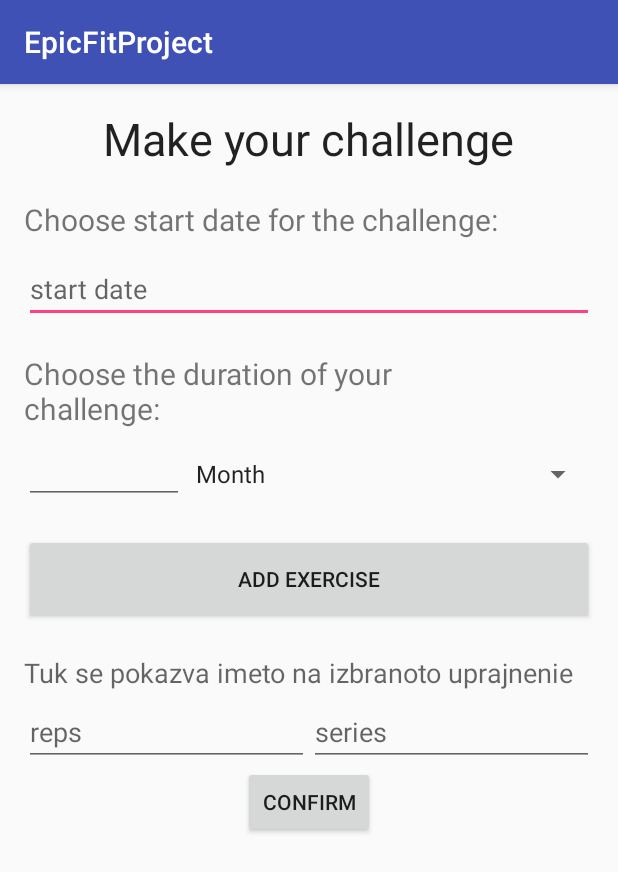
After one commit to NevenaIvet/EpicFit2, an Android app: the GoalActivity screen opened directly, with no data from a screen before it, on a phone screen of 412 x 824 dp. The commit adds this screen. Shown: the top 872 px of the screen. Run offline under Robolectric (Android 15) with nearby library versions, the phone set to English and light mode, and no system bars; 1 statement that could not run was skipped.

Commit message:
goal activity oop

```diff
--- a/app/src/main/AndroidManifest.xml
+++ b/app/src/main/AndroidManifest.xml
@@ -17,7 +17,8 @@
         </activity>
         <activity android:name=".RegisterActivity" />
         <activity android:name=".MainMenuActivity" />
-        <activity android:name=".ActivitiesActivity"></activity>
+        <activity android:name=".ActivitiesActivity" />
+        <activity android:name=".goal.GoalActivity"></activity>
     </application>
 
 </manifest>
--- a/app/src/main/java/com/example/user/epicfitproject/LogInActivity.java
+++ b/app/src/main/java/com/example/user/epicfitproject/LogInActivity.java
@@ -3,10 +3,12 @@ package com.example.user.epicfitproject;
 import android.content.Intent;
 import android.support.v7.app.AppCompatActivity;
 import android.os.Bundle;
+import android.util.Log;
 import android.view.View;
 import android.widget.Button;
 import android.widget.EditText;
 
+import com.example.user.epicfitproject.goal.GoalActivity;
 import com.example.user.epicfitproject.model.UsersManager;
 
 public class LogInActivity extends AppCompatActivity {
@@ -15,6 +17,7 @@ public class LogInActivity extends AppCompatActivity {
     private EditText password;
     private Button register;
     private Button login;
+
 
     @Override
     protected void onCreate(Bundle savedInstanceState) {
@@ -25,6 +28,7 @@ public class LogInActivity extends AppCompatActivity {
         password = (EditText) findViewById(R.id.password_login);
         register = (Button) findViewById(R.id.button_register);
         login = (Button) findViewById(R.id.button_login);
+
 
         register.setOnClickListener(new View.OnClickListener() {
             @Override
--- /dev/null
+++ b/app/src/main/java/com/example/user/epicfitproject/exercise/ActualExercise.java
@@ -0,0 +1,7 @@
+package com.example.user.epicfitproject.exercise;
+
+/**
+ * Created by user on 3.9.2016 г..
+ */
+public class ActualExercise {
+}
--- /dev/null
+++ b/app/src/main/java/com/example/user/epicfitproject/goal/Goal.java
@@ -0,0 +1,63 @@
+package com.example.user.epicfitproject.goal;
+
+import com.example.user.epicfitproject.exercise.ActualExercise;
+
+import java.util.Date;
+import java.util.Iterator;
+import java.util.List;
+
+import javax.xml.datatype.Duration;
+
+/**
+ * Created by user on 3.9.2016 г..
+ */
+public class Goal {
+
+    //defining the start date of our challenge
+    private Date startDate;
+    private Duration durationOfGoal;
+    private List<ActualExercise> exercises;
+
+    //when we define a start date in our activity we must set it to or variable startDate
+    public void setStartDate(Date startDate) {
+
+
+    }
+
+    //adding exercise to our challenge program
+    public void addExercise(ActualExercise e){
+        this.exercises.add(e);
+    }
+
+    public void removeExercise(ActualExercise e){
+        if(!exercises.isEmpty()){
+            if(exercises.contains(e)){
+                for(Iterator<ActualExercise> it = exercises.iterator(); it.hasNext();){
+                    ActualExercise toRemove = it.next();
+                    if(toRemove.equalsExercise(e)){
+                        it.remove();
+                        break;
+                    }
+                }
+            }
+        }
+    }
+    public void changeRepetitions(ActualExercise e ,int reps){
+        for(Iterator<ActualExercise> it = exercises.iterator();it.hasNext();){
+            ActualExercise toChange = it.next();
+            if(toChange.equalsExercise(e)){
+                toChange.setRepetitions(reps);
+            }
+
+        }
+    }
+    public void changeSets(ActualExercise e ,int sets){
+        for(Iterator<ActualExercise> it = exercises.iterator();it.hasNext();){
+            ActualExercise toChange = it.next();
+            if(toChange.equalsExercise(e)){
+                toChange.setSets(sets);
+            }
+
+        }
+    }
+}
--- /dev/null
+++ b/app/src/main/java/com/example/user/epicfitproject/goal/GoalActivity.java
@@ -0,0 +1,68 @@
+package com.example.user.epicfitproject.goal;
+
+import android.support.v7.app.AppCompatActivity;
+import android.os.Bundle;
+import android.view.View;
+import android.widget.AdapterView;
+import android.widget.ArrayAdapter;
+import android.widget.Button;
+import android.widget.CheckBox;
+import android.widget.EditText;
+import android.widget.Spinner;
+
+import com.example.user.epicfitproject.R;
+
+import java.util.ArrayList;
+
+public class GoalActivity extends AppCompatActivity {
+
+    //this variables are needed for the maded spinner
+    private Spinner periodTypeSp;
+    public static final String MONTH = "Month";
+    public static final String DAY = "Day";
+    public static final String YEAR = "Year";
+    private static boolean periodTypeFirstPick = true;
+
+    private EditText startDate;
+    private EditText duratioN;
+    private Button addEx;
+    private EditText reps;
+    private EditText series;
+    private Button confirm;
+
+    @Override
+    protected void onCreate(Bundle savedInstanceState) {
+        super.onCreate(savedInstanceState);
+        setContentView(R.layout.activity_goal);
+
+        periodTypeFirstPick = true;
+
+        periodTypeSp = (Spinner) findViewById(R.id.spinner_periodType);
+
+        ArrayList<String> periods = new ArrayList<>();
+        periods.add(MONTH);
+        periods.add(DAY);
+        periods.add(YEAR);
+
+        ArrayAdapter adapter = new ArrayAdapter(this, android.R.layout.simple_spinner_item,periods);
+        adapter.setDropDownViewResource(android.R.layout.simple_spinner_dropdown_item);
+        periodTypeSp.setAdapter(adapter);
+
+        periodTypeSp.setOnItemClickListener(new AdapterView.OnItemClickListener() {
+            @Override
+            public void onItemClick(AdapterView<?> adapterView, View view, int i, long l) {
+                periodTypeFirstPick = false;
+            }
+        });
+
+        startDate = (EditText) findViewById(R.id.startDateET);
+        duratioN = (EditText) findViewById(R.id.duration);
+        addEx = (Button) findViewById(R.id.button_addExercise);
+        reps = (EditText) findViewById(R.id.repsET);
+        series = (EditText) findViewById(R.id.seriesET);
+        confirm = (Button) findViewById(R.id.button_confirm);
+
+
+
+    }
+}
--- /dev/null
+++ b/app/src/main/res/layout/activity_goal.xml
@@ -0,0 +1,160 @@
+<?xml version="1.0" encoding="utf-8"?>
+<RelativeLayout xmlns:android="http://schemas.android.com/apk/res/android"
+    xmlns:tools="http://schemas.android.com/tools"
+    android:layout_width="match_parent"
+    android:layout_height="match_parent"
+    android:paddingBottom="@dimen/activity_vertical_margin"
+    android:paddingLeft="@dimen/activity_horizontal_margin"
+    android:paddingRight="@dimen/activity_horizontal_margin"
+    android:paddingTop="@dimen/activity_vertical_margin"
+    tools:context="com.example.user.epicfitproject.goal.GoalActivity">
+
+    <TextView
+        android:layout_width="wrap_content"
+        android:layout_height="wrap_content"
+        android:textAppearance="?android:attr/textAppearanceLarge"
+        android:text="Make your challenge"
+        android:textSize="30sp"
+        android:id="@+id/textView"
+        android:layout_alignParentTop="true"
+        android:layout_centerHorizontal="true" />
+
+    <LinearLayout
+        android:orientation="vertical"
+        android:layout_width="match_parent"
+        android:layout_height="match_parent"
+        android:layout_marginTop="20dp"
+        android:layout_centerHorizontal="true"
+        android:layout_below="@+id/textView">
+
+        <TextView
+            android:layout_width="wrap_content"
+            android:layout_height="wrap_content"
+            android:textAppearance="?android:attr/textAppearanceSmall"
+            android:text="Choose start date for the challenge:"
+            android:textSize="20sp"
+            android:id="@+id/textView2" />
+
+        <LinearLayout
+            android:orientation="horizontal"
+            android:layout_width="match_parent"
+            android:layout_marginTop="10dp"
+            android:layout_height="45dp"
+            android:layout_gravity="center_horizontal">
+
+
+            <EditText
+                android:layout_width="wrap_content"
+                android:layout_height="wrap_content"
+                android:inputType="date"
+                android:hint="start date"
+                android:ems="10"
+                android:id="@+id/startDateET"
+                android:layout_weight="1" />
+        </LinearLayout>
+
+        <TextView
+            android:layout_width="wrap_content"
+            android:layout_height="wrap_content"
+            android:textAppearance="?android:attr/textAppearanceSmall"
+            android:text="Choose the duration of your
+               challenge:"
+            android:textSize="20sp"
+            android:layout_marginTop="20dp"
+            android:id="@+id/textView3"
+            android:layout_gravity="center_horizontal" />
+
+        <LinearLayout
+            android:orientation="horizontal"
+            android:layout_width="match_parent"
+            android:layout_height="40dp"
+            android:layout_marginTop="10dp"
+            android:layout_gravity="center_horizontal">
+
+            <EditText
+                android:layout_width="wrap_content"
+                android:layout_height="wrap_content"
+                android:inputType="number"
+                android:ems="10"
+                android:id="@+id/duration"
+                android:layout_weight="1" />
+
+            <Spinner
+                android:layout_width="match_parent"
+                android:layout_height="match_parent"
+                android:id="@+id/spinner_periodType"
+                android:layout_weight="1"></Spinner>
+
+        </LinearLayout>
+
+        TextView
+            android:layout_width="wrap_content"
+            android:layout_height="wrap_content"
+            android:textAppearance="?android:attr/textAppearanceSmall"
+            android:text="The challenge ends on: "
+            android:textSize="20sp"
+            android:layout_marginTop="20dp"
+            android:id="@+id/textView4"
+            android:layout_gravity="center_horizontal" />
+
+        TextView
+            android:layout_width="wrap_content"
+            android:layout_height="wrap_content"
+            android:hint="tuk pokazva na koq data svurshva challenge-a"
+            android:layout_marginTop="10dp"
+            android:id="@+id/endDateText"
+            android:layout_gravity="center_horizontal" />
+
+        <Button
+            android:layout_width="match_parent"
+            android:layout_height="60dp"
+            android:text="Add exercise"
+            android:layout_marginTop="20dp"
+            android:id="@+id/button_addExercise"
+            android:layout_gravity="center_horizontal" />
+
+        <TextView
+            android:layout_width="wrap_content"
+            android:layout_height="wrap_content"
+            android:textAppearance="?android:attr/textAppearanceMedium"
+            android:layout_marginTop="20dp"
+            android:text="Tuk se pokazva imeto na izbranoto uprajnenie"
+            android:id="@+id/choosenExerciseName" />
+
+
+        <LinearLayout
+            android:orientation="horizontal"
+            android:layout_width="match_parent"
+            android:layout_marginTop="10dp"
+            android:layout_height="40dp"
+            android:layout_gravity="center_horizontal">
+
+            <EditText
+                android:layout_width="wrap_content"
+                android:layout_height="wrap_content"
+                android:inputType="number"
+                android:ems="10"
+                android:hint="reps"
+                android:id="@+id/repsET"
+                android:layout_weight="1" />
+
+            <EditText
+                android:layout_width="wrap_content"
+                android:layout_height="wrap_content"
+                android:inputType="number"
+                android:ems="10"
+                android:hint="series"
+                android:id="@+id/seriesET"
+                android:layout_weight="1" />
+        </LinearLayout>
+
+        <Button
+            android:layout_width="wrap_content"
+            android:layout_height="wrap_content"
+            android:text="Confirm"
+            android:id="@+id/button_confirm"
+            android:layout_gravity="center_horizontal" />
+
+
+    </LinearLayout>
+</RelativeLayout>
--- a/app/src/main/res/layout/activity_log_in.xml
+++ b/app/src/main/res/layout/activity_log_in.xml
@@ -42,7 +42,8 @@
         android:layout_height="100dp"
         android:layout_below="@+id/password_login"
         android:layout_centerHorizontal="true"
-        android:layout_marginTop="67dp">
+        android:layout_marginTop="67dp"
+        android:id="@+id/linearLayout">
 
         <Button
             android:layout_width="wrap_content"
@@ -66,4 +67,5 @@
             android:background="#f7eff5" />
     </LinearLayout>
 
+
 </RelativeLayout>
```
Also changed, not shown: 1 other file.
